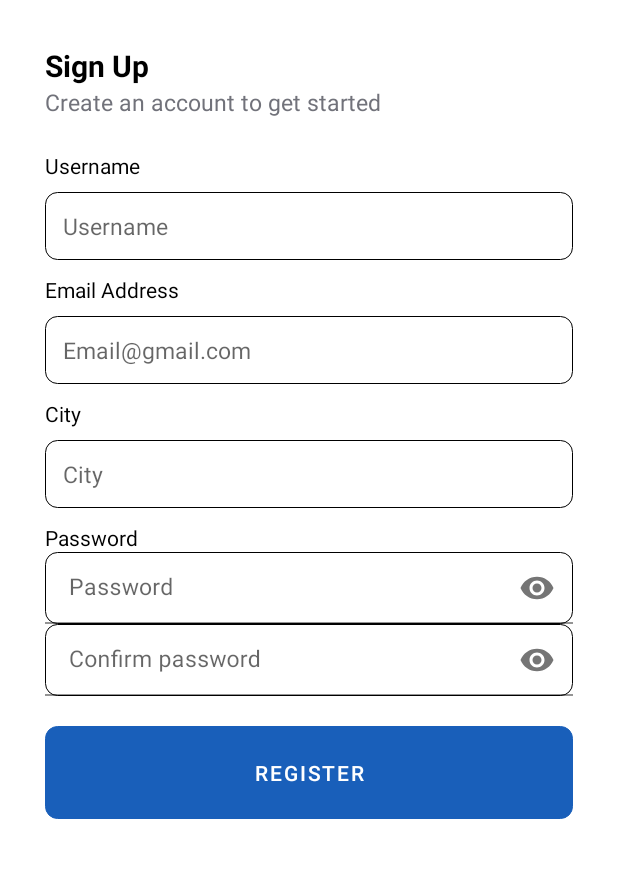
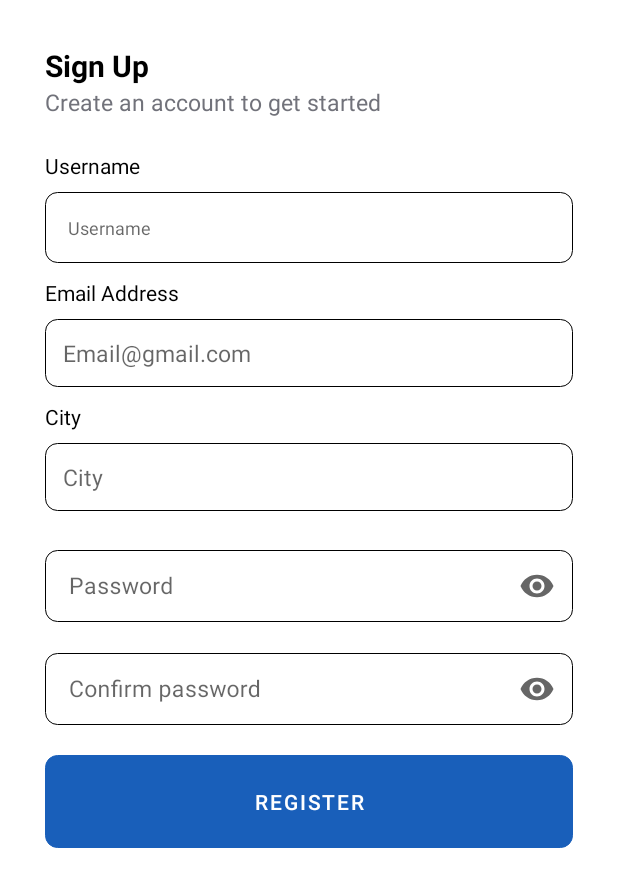
Before and after one commit to SyifaUrRahmi/md-ytta, an Android app: the RegisterActivity screen opened directly, with no data from a screen before it, on a phone screen of 412 x 824 dp. Shown: the top 887 px of the screen. Run offline under Robolectric (Android 15) with nearby library versions, the phone set to English and light mode, and no system bars.

Commit message:
edit edittext on login and register and post image display

```diff
--- a/app/src/main/java/com/example/myapplication/MainActivity.java
+++ b/app/src/main/java/com/example/myapplication/MainActivity.java
@@ -44,7 +44,7 @@ public class MainActivity extends AppCompatActivity {
     protected void onCreate(Bundle savedInstanceState) {
         super.onCreate(savedInstanceState);
         setContentView(R.layout.activity_main);
-        getWindow().setStatusBarColor(ContextCompat.getColor(this, R.color.white));
+//        getWindow().setStatusBarColor(ContextCompat.getColor(this, R.color.white));
 
         FirebaseUser currentUser = FirebaseAuth.getInstance().getCurrentUser();
 
--- a/app/src/main/res/layout/activity_register.xml
+++ b/app/src/main/res/layout/activity_register.xml
@@ -46,8 +46,8 @@
                 android:layout_height="wrap_content"
                 android:background="@drawable/custom_edittext"
                 android:hint="Username"
-                android:textSize="15dp"
-                android:padding="12dp" />
+                android:textSize="12dp"
+                android:padding="15dp" />
             <TextView
                 android:layout_width="match_parent"
                 android:layout_height="wrap_content"
@@ -78,31 +78,37 @@
                 android:hint="City"
                 android:textSize="15dp"
                 android:padding="12dp" />
-            <TextView
-                android:layout_width="match_parent"
-                android:layout_height="wrap_content"
-                android:text="Password"
-                android:textColor="@color/black"
-                android:layout_marginTop="10dp"/>
+<!--            <TextView-->
+<!--                android:layout_width="match_parent"-->
+<!--                android:layout_height="wrap_content"-->
+<!--                android:text="Password"-->
+<!--                android:textColor="@color/black"-->
+<!--                android:layout_marginTop="10dp"/>-->
             <com.google.android.material.textfield.TextInputLayout
                 android:layout_width="match_parent"
                 android:layout_height="wrap_content"
-                app:endIconMode="password_toggle">
+                app:endIconMode="password_toggle"
+                android:layout_centerInParent="true"
+                android:layout_marginTop="15dp"
+                style="@style/TextInputLayoutNoUnderline">
 
                 <EditText
                     android:layout_width="match_parent"
                     android:layout_height="wrap_content"
+                    app:endIconMode="password_toggle"
                     android:background="@drawable/custom_edittext"
                     android:hint="Password"
                     android:id="@+id/et_password"
                     android:textSize="15dp"
                     android:padding="12dp"
-                    android:inputType="textPassword" />
+                    android:inputType="textPassword"/>
             </com.google.android.material.textfield.TextInputLayout>
             <com.google.android.material.textfield.TextInputLayout
                 android:layout_width="match_parent"
                 android:layout_height="wrap_content"
-                app:endIconMode="password_toggle">
+                app:endIconMode="password_toggle"
+                android:layout_marginTop="10dp"
+                style="@style/TextInputLayoutNoUnderline">
 
                 <EditText
                     android:layout_width="match_parent"
@@ -110,8 +116,8 @@
                     android:background="@drawable/custom_edittext"
                     android:hint="Confirm password"
                     android:textSize="15dp"
+                    android:padding="12dp"
                     android:id="@+id/et_confirm_password"
-                    android:padding="12dp"
                     android:inputType="textPassword" />
             </com.google.android.material.textfield.TextInputLayout>
         </LinearLayout>
--- a/app/src/main/res/layout/fragment_add.xml
+++ b/app/src/main/res/layout/fragment_add.xml
@@ -79,7 +79,7 @@
                     <ImageView
                         android:id="@+id/selectImage"
                         android:layout_width="match_parent"
-                        android:layout_height="wrap_content"
+                        android:layout_height="100dp"
                         android:src="@drawable/baseline_image_24"/>
                 </com.google.android.material.card.MaterialCardView>
 <!--            <Button-->
--- a/app/src/main/res/layout/item_post.xml
+++ b/app/src/main/res/layout/item_post.xml
@@ -32,6 +32,7 @@
         android:id="@+id/iv_post_image"
         android:layout_width="match_parent"
         android:layout_height="250dp"
+        android:scaleType="centerCrop"
         android:background="#A8A8B6"/>
     <LinearLayout
         android:layout_width="match_parent"
--- a/app/src/main/res/values/themes.xml
+++ b/app/src/main/res/values/themes.xml
@@ -5,5 +5,11 @@
         <item name="colorPrimaryVariant">#757677</item>
         <item name="android:statusBarColor">?attr/colorPrimaryVariant</item>
     </style>
+    <style name="TextInputEditTextNoUnderline" parent="Widget.MaterialComponents.TextInputEditText.OutlinedBox">
+        <item name="android:background">@null</item>
+    </style>
+    <style name="TextInputLayoutNoUnderline" parent="Widget.MaterialComponents.TextInputLayout.OutlinedBox">
+        <item name="boxBackgroundMode">none</item>
+    </style>
 
 </resources>
```
Also changed, not shown: app/src/main/java/com/example/myapplication/fragment/AddFragment.java (+9 -0 lines), app/src/main/res/layout/activity_login.xml (+5 -5 lines).
